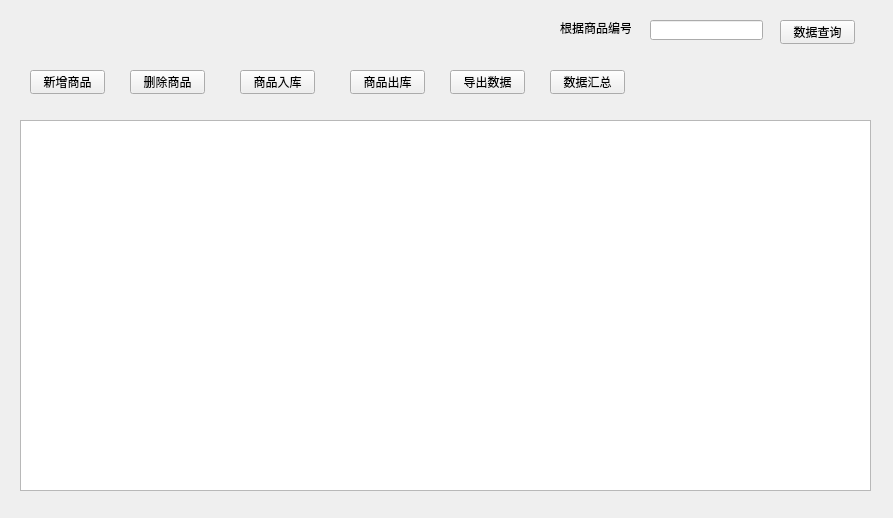
Qt form ui/mainwidget.ui (xiaoyangst/WarehouseManageSys) before a commit.
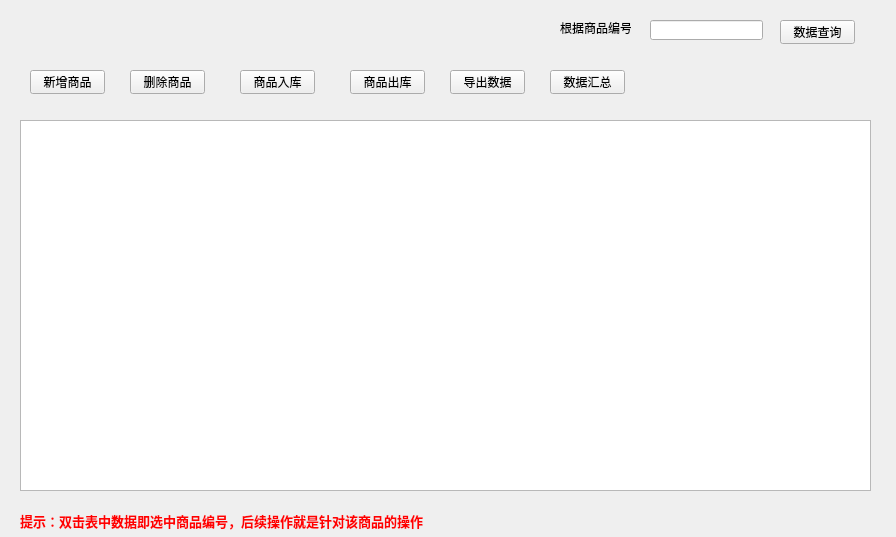
The same form after that commit. Icons and pictures are not drawn.

Commit message: 商品入库

Patch:
```diff
--- a/ui/mainwidget.ui
+++ b/ui/mainwidget.ui
@@ -6,8 +6,8 @@
    <rect>
     <x>0</x>
     <y>0</y>
-    <width>893</width>
-    <height>518</height>
+    <width>896</width>
+    <height>537</height>
    </rect>
   </property>
   <property name="windowTitle">
@@ -165,6 +165,30 @@
     </rect>
    </property>
   </widget>
+  <widget class="QLabel" name="label_2">
+   <property name="geometry">
+    <rect>
+     <x>20</x>
+     <y>510</y>
+     <width>421</width>
+     <height>21</height>
+    </rect>
+   </property>
+   <property name="font">
+    <font>
+     <pointsize>10</pointsize>
+     <italic>false</italic>
+     <bold>true</bold>
+     <underline>false</underline>
+    </font>
+   </property>
+   <property name="styleSheet">
+    <string notr="true">color: rgb(255, 0, 0);</string>
+   </property>
+   <property name="text">
+    <string>提示：双击表中数据即选中商品编号，后续操作就是针对该商品的操作</string>
+   </property>
+  </widget>
  </widget>
  <resources>
   <include location="../sources/resource.qrc"/>
```
Left out of the diff: 4 changed lines with no effect on the pictures. The commit also changes 14 other files.
